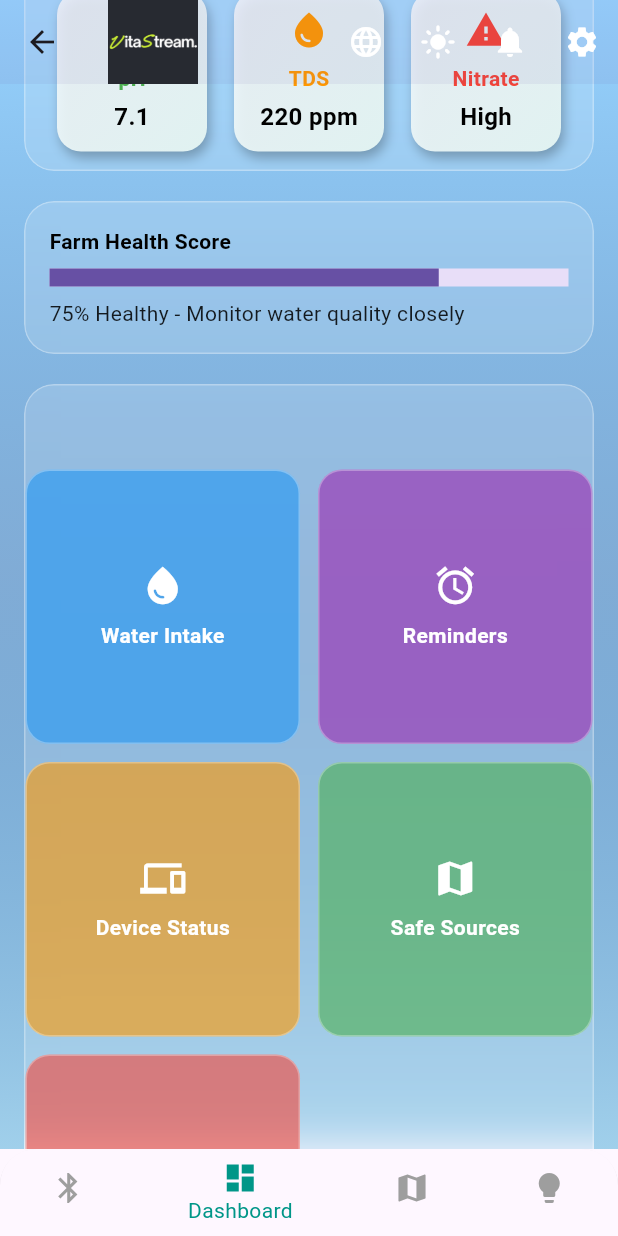
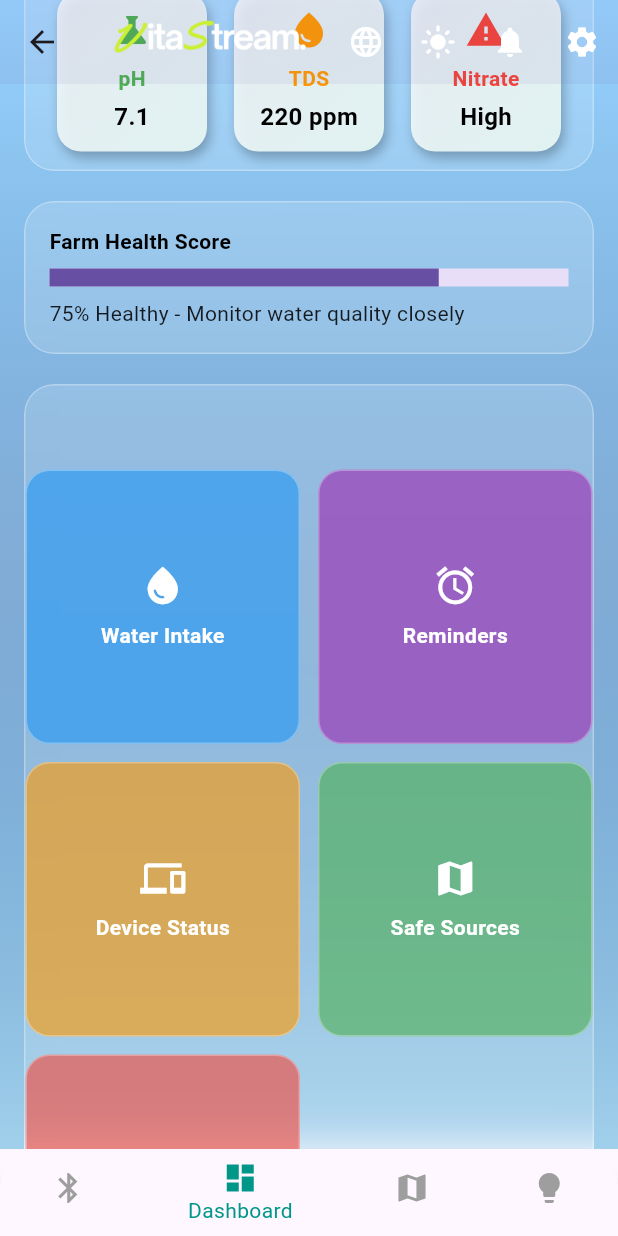
Before and after one commit to bristisamanta/vita-stream-fronted, a Flutter app: the DashboardScreen screen opened by its route, scrolled down 576 dp, on a phone screen of 412 x 824 dp. Run offline on Flutter 3.47's test engine with Material 3 defaults, Android fonts, the light colour scheme and no system bars; our stand-ins replace animated_background, fl_chart, flutter_local_notifications, flutter_secure_storage, flutter_svg, geolocator and 8 more; accounts and stored records are empty.

Commit message:
Everythin done by Bristi and Amit (in frontend)

```diff
--- a/lib/screens/dashboard_screen.dart
+++ b/lib/screens/dashboard_screen.dart
@@ -112,8 +112,9 @@ class _DashboardScreenState extends State<DashboardScreen> {
     elevation: 0,
     backgroundColor: Colors.transparent,
     title: Image.asset(
-      "assets/images/logos.jpg", // path of your uploaded file
-      height: 60, // adjust height as needed
+      "assets/images/vita_logo.png", // path of your uploaded file
+      height: 150,
+      width: 150, // adjust height as needed
       fit: BoxFit.contain,
     ),
         actions: [
```
Also changed, not shown: assets/images/vita_logo.png (added), pubspec.lock.
